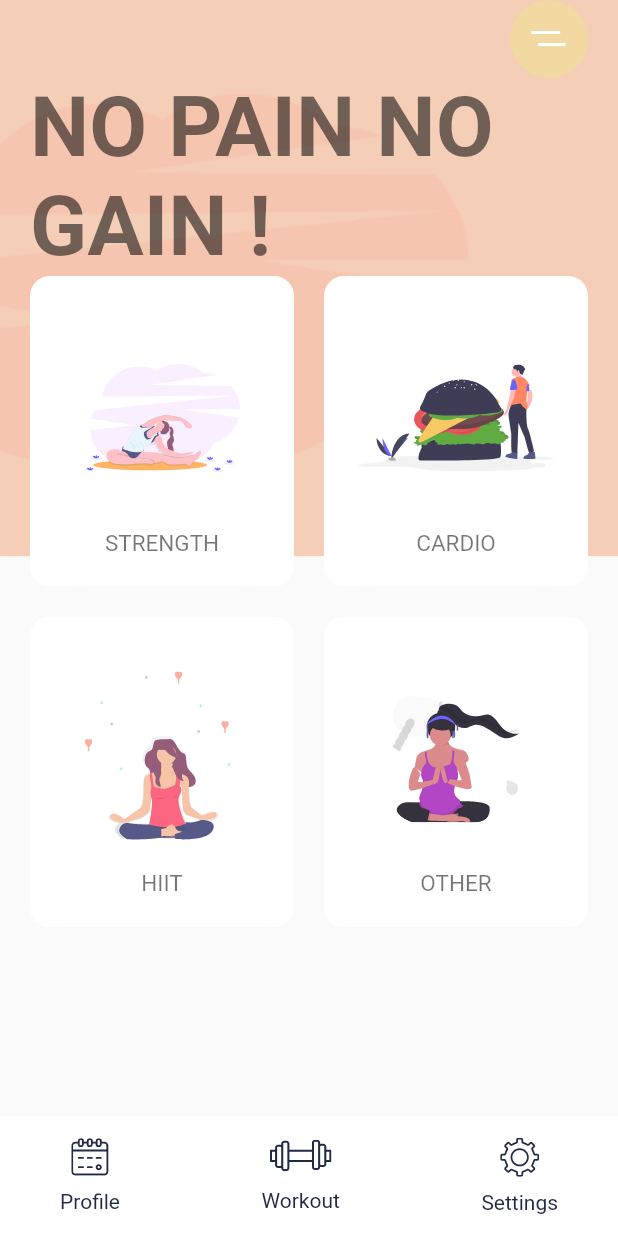
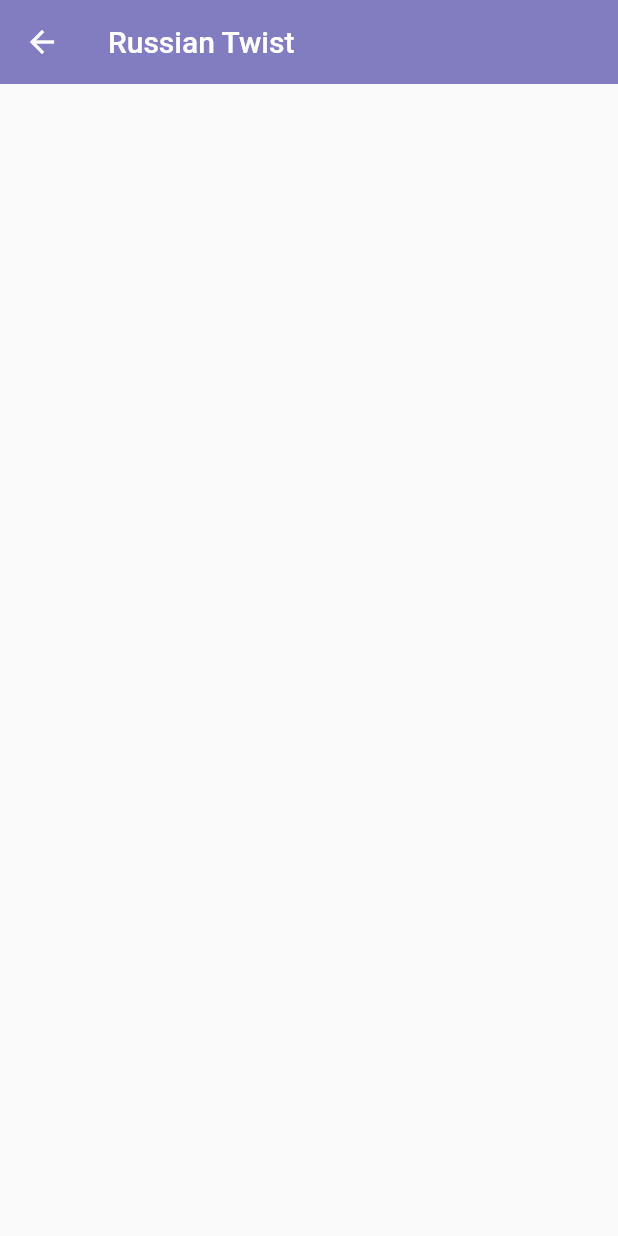
Before and after one commit to ZuzannaKittel/io_project_app, a Flutter app: the _WorkoutPage screen opened directly, after a tap on "STRENGTH", on a phone screen of 412 x 824 dp. Run offline on Flutter 3.47's test engine with Material 2 defaults, Android fonts, the phone set to English and light mode, and no system bars; our stand-ins replace firebase_auth, firebase_core, flutter_svg; accounts and stored records are empty; network calls fail.

Commit message:
String w AppBar oraz początek prac nad ćwiczeniami

```diff
--- a/lib/EditProfilePage.dart
+++ b/lib/EditProfilePage.dart
@@ -20,7 +20,7 @@ class _EditProfilePageState extends State<EditProfilePage> {
 
   @override
   Widget build(BuildContext context) => Scaffold(
-        appBar: buildAppBar(context),
+        appBar: buildAppBar(context, "Settings"),
         bottomNavigationBar: const BottomNavBar(),
         body: ListView(
           padding: const EdgeInsets.symmetric(horizontal: 32),
--- a/lib/ProfilePage.dart
+++ b/lib/ProfilePage.dart
@@ -22,7 +22,7 @@ class _ProfilePageState extends State<ProfilePage> {
     const user = UserPreferences.myUser;
 
     return Scaffold(
-      appBar: buildAppBar(context),
+      appBar: buildAppBar(context, "Profile"),
       bottomNavigationBar: const BottomNavBar(),
       body: ListView(
         physics: const BouncingScrollPhysics(),
--- a/lib/Workout_Pages/main_workout.dart
+++ b/lib/Workout_Pages/main_workout.dart
@@ -3,6 +3,7 @@ import 'package:flutter_svg/svg.dart';
 import 'package:io_project/widget/bottom_nav_bar.dart';
 import 'package:io_project/widget/category_card.dart';
 import 'package:io_project/constants.dart';
+import 'russian_twist.dart';
 
 class Home_workout extends StatefulWidget {
   const Home_workout({Key? key}) : super(key: key);
@@ -84,7 +85,14 @@ class _WorkoutPage extends StatelessWidget {
                         CategoryCard(
                           title: "STRENGTH",
                           svgSrc: "assets/icons/Excrecises.svg",
-                          press: () {},
+                          press: () {
+                            Navigator.push(
+                              context,
+                              MaterialPageRoute(
+                                builder: (context) => const RusianTwist(),
+                              ),
+                            );
+                          },
                         ),
                         CategoryCard(
                           title: "CARDIO",
--- /dev/null
+++ b/lib/Workout_Pages/russian_twist.dart
@@ -0,0 +1,18 @@
+import 'package:flutter/material.dart';
+import 'package:io_project/widget/appbar_widget.dart';
+
+class RusianTwist extends StatefulWidget {
+  const RusianTwist({Key? key}) : super(key: key);
+
+  @override
+  State<RusianTwist> createState() => _RusianTwistState();
+}
+
+class _RusianTwistState extends State<RusianTwist> {
+  @override
+  Widget build(BuildContext context) {
+    return Scaffold(
+      appBar: buildAppBar(context, "Russian Twist"),
+    );
+  }
+}
--- a/lib/widget/appbar_widget.dart
+++ b/lib/widget/appbar_widget.dart
@@ -1,18 +1,19 @@
 import 'package:flutter/cupertino.dart';
 import 'package:flutter/material.dart';
 
-AppBar buildAppBar(BuildContext context) {
-  final icon = CupertinoIcons.moon_stars;
+AppBar buildAppBar(BuildContext context, String content) {
+  //final icon = CupertinoIcons.moon_stars;
 
   return AppBar(
-    leading: BackButton(),
-    backgroundColor: Color(0xFF817DC0),
+    leading: const BackButton(),
+    backgroundColor: const Color(0xFF817DC0),
     elevation: 0,
+    /*  IconButton(
     actions: [
-      IconButton(
         icon: Icon(icon),
         onPressed: () {},
       ),
-    ],
+    ],*/
+    title: Text(content),
   );
 }
```
